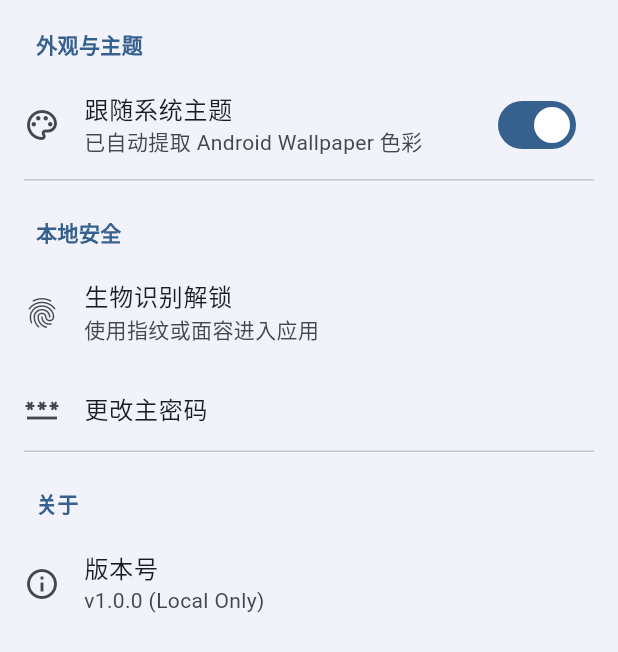
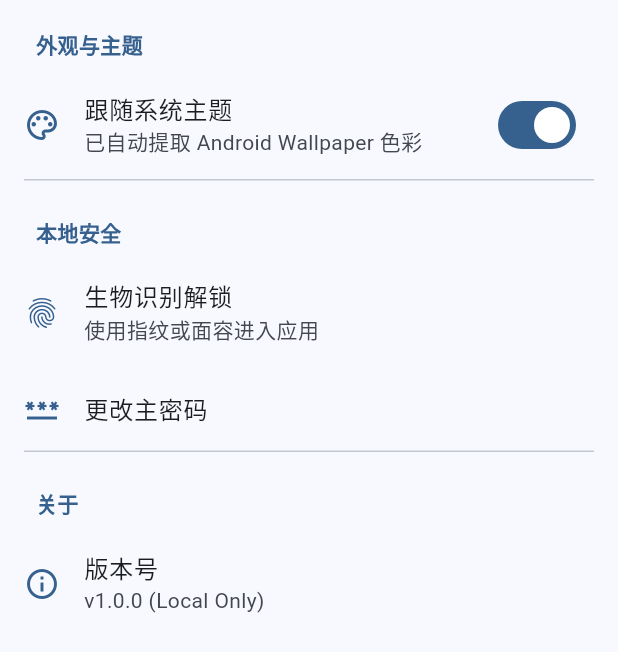
Before and after one commit to CFSL-E/PASS-F2, a Flutter app: the screen it shows after launch, after a tap on the "menu" icon, on a phone screen of 412 x 824 dp. Shown: the part 235-887 px from the top of the screen. Run offline on Flutter 3.47's test engine with Material 3 defaults, Android fonts, the phone set to English and light mode, and no system bars; drawn by our look-alikes of dynamic_color.

Commit message:
**Enhance MD3 Color Contrast and Dynamic Theming**
• Updated home_page.dart to set Scaffold background to colorScheme.surface and Card color to surfaceContainerHigh for better layer distinction
• Modified settings_page.dart to use colorScheme.surface for background and updated ListTile icons to use colorScheme.primary for improved contrast
• Enhanced main.dart DynamicColorBuilder to force enhanced background tint with alpha adjustment and maintain Cupertino page transitions
• Adjusted SearchBar background to surfaceContainerHighest to create clear visual hierarchy between search > cards > background layers
• Maintained existing animations while improving accessibility through increased color contrast ratios across all UI elements

```diff
--- a/lib/home_page.dart
+++ b/lib/home_page.dart
@@ -23,7 +23,7 @@ class _HomePageState extends State<HomePage> {
     final colorScheme = Theme.of(context).colorScheme;
 
     return Scaffold(
-      backgroundColor: colorScheme.surfaceContainerLow,
+      backgroundColor: colorScheme.surface,
       body: SafeArea(
         child: Padding(
           padding: const EdgeInsets.symmetric(horizontal: 16.0),
@@ -34,7 +34,7 @@ class _HomePageState extends State<HomePage> {
               // 顶部搜索栏
               SearchBar(
                 leading: IconButton(
-                  icon: const Icon(Icons.menu),
+                  icon: Icon(Icons.menu, color: colorScheme.primary),
                   onPressed: () {
                     // 【规范】使用原生路由执行导航，前往真正的二级页面
                     Navigator.push(
@@ -80,7 +80,8 @@ class _HomePageState extends State<HomePage> {
                       child: Card(
                         elevation: 0,
                         // 还原截图中的扁平大圆角淡色气泡卡片设计
-                        color: colorScheme.surfaceContainer,
+                        // 使用 surfaceContainerHigh 比 surfaceContainer 更深一级，增强对比度
+                        color: colorScheme.surfaceContainerHigh,
                         shape: RoundedRectangleBorder(
                           borderRadius: BorderRadius.circular(24),
                         ),
--- a/lib/main.dart
+++ b/lib/main.dart
@@ -40,7 +40,12 @@ class MyApp extends StatelessWidget {
           title: '密码管理',
           debugShowCheckedModeBanner: false,
           theme: ThemeData(
-            colorScheme: lightColorScheme,
+            colorScheme: lightDynamic != null
+                ? lightDynamic.harmonized().copyWith(
+                    // 强制增强背景的色调偏向，避免纯白，提升动态色感
+                    surface: lightDynamic.surface.withAlpha(250),
+                  )
+                : lightColorScheme,
             brightness: Brightness.light,
             useMaterial3: true,
             // 【关键配置】实现类似 Pixel 的原生页面推拉/极客缩放动画
@@ -52,7 +57,11 @@ class MyApp extends StatelessWidget {
             ),
           ),
           darkTheme: ThemeData(
-            colorScheme: darkColorScheme,
+            colorScheme: darkDynamic != null
+                ? darkDynamic.harmonized().copyWith(
+                    surface: darkDynamic.surface.withAlpha(250),
+                  )
+                : darkColorScheme,
             brightness: Brightness.dark,
             useMaterial3: true,
             pageTransitionsTheme: const PageTransitionsTheme(
--- a/lib/settings_page.dart
+++ b/lib/settings_page.dart
@@ -9,7 +9,7 @@ class SettingsPage extends StatelessWidget {
 
     // 【规范】独立的全新 Scaffold，配合大标题滑动效果
     return Scaffold(
-      backgroundColor: colorScheme.surfaceContainerLow,
+      backgroundColor: colorScheme.surface,
       body: NestedScrollView(
         headerSliverBuilder: (BuildContext context, bool innerBoxIsScrolled) {
           return <Widget>[
@@ -17,7 +17,7 @@ class SettingsPage extends StatelessWidget {
             SliverAppBar.large(
               title: const Text('设置'),
               // 当此页面向下滑动时，大标题依然保持 MD3 圆润背景或直接融入整体
-              backgroundColor: colorScheme.surfaceContainerLow,
+              backgroundColor: colorScheme.surface,
               surfaceTintColor: colorScheme.surfaceTint,
             ),
           ];
@@ -31,7 +31,7 @@ class SettingsPage extends StatelessWidget {
               title: '外观与主题',
               children: [
                 ListTile(
-                  leading: const Icon(Icons.palette_outlined),
+                  leading: Icon(Icons.palette_outlined, color: colorScheme.primary),
                   title: const Text('跟随系统主题'),
                   subtitle: const Text('已自动提取 Android Wallpaper 色彩'),
                   trailing: Switch(
@@ -47,13 +47,13 @@ class SettingsPage extends StatelessWidget {
               title: '本地安全',
               children: [
                 ListTile(
-                  leading: const Icon(Icons.fingerprint_outlined),
+                  leading: Icon(Icons.fingerprint_outlined, color: colorScheme.primary),
                   title: const Text('生物识别解锁'),
                   subtitle: const Text('使用指纹或面容进入应用'),
                   onTap: () {},
                 ),
                 ListTile(
-                  leading: const Icon(Icons.password_outlined),
+                  leading: Icon(Icons.password_outlined, color: colorScheme.primary),
                   title: const Text('更改主密码'),
                   onTap: () {},
                 ),
@@ -65,7 +65,7 @@ class SettingsPage extends StatelessWidget {
               title: '关于',
               children: [
                 ListTile(
-                  leading: const Icon(Icons.info_outline),
+                  leading: Icon(Icons.info_outline, color: colorScheme.primary),
                   title: const Text('版本号'),
                   subtitle: const Text('v1.0.0 (Local Only)'),
                   onTap: () {},
```
Also changed, not shown: 1 other file.
